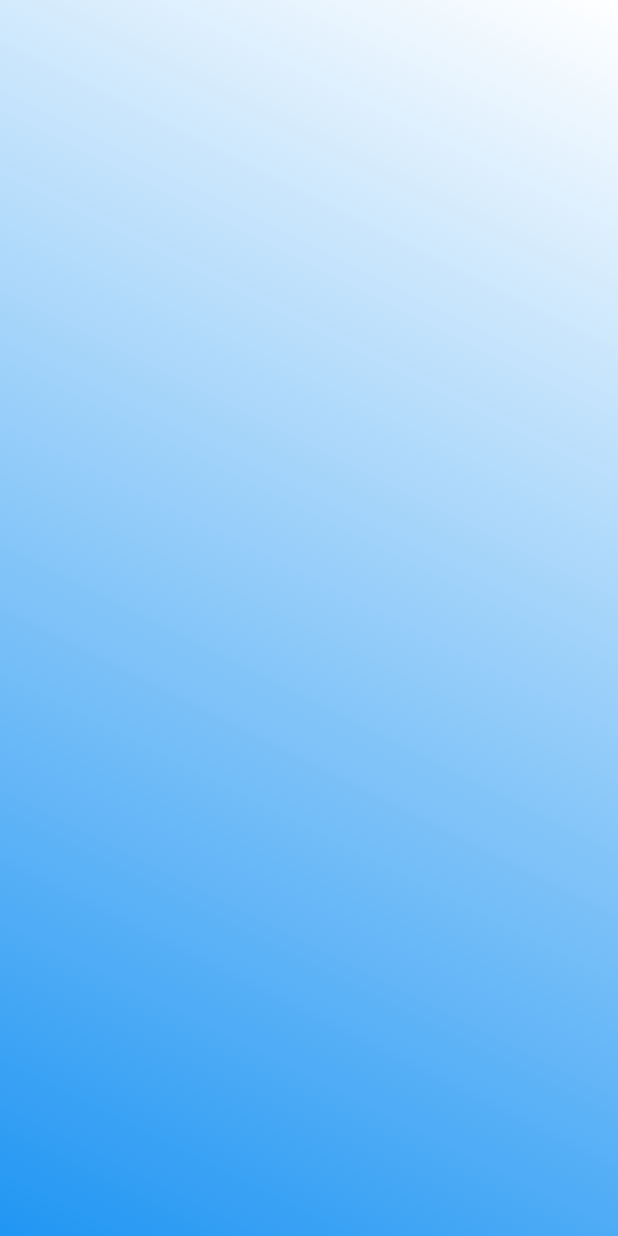
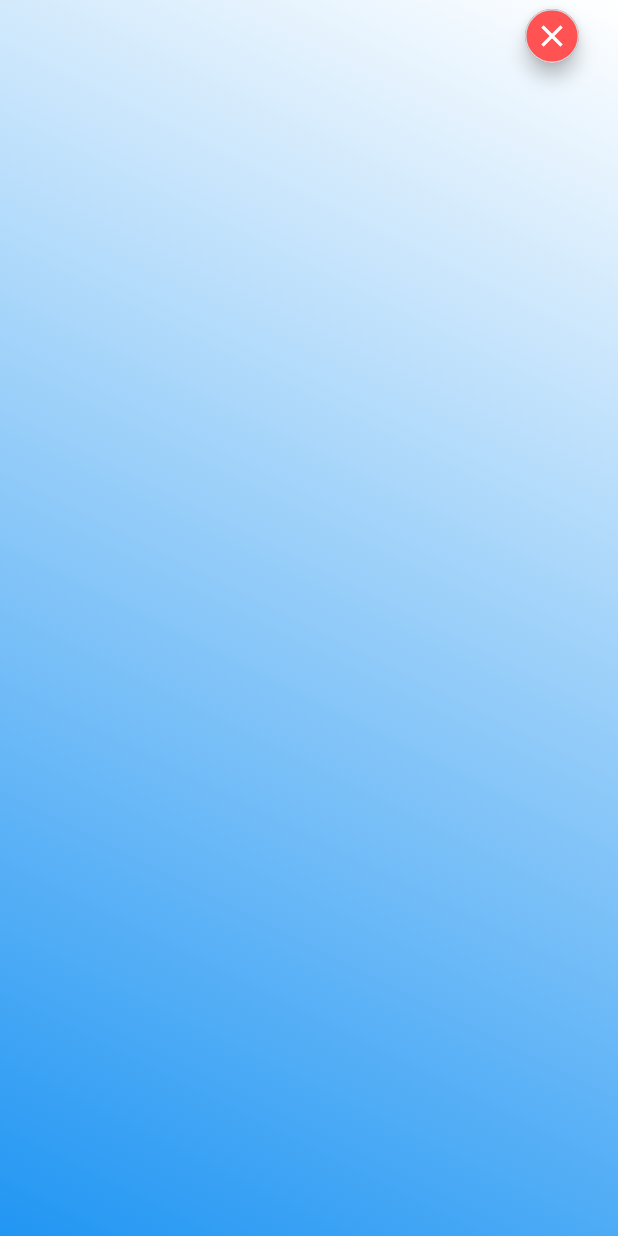
Before and after one commit to Flow2dot0/flutter_lite_chat_firebase, a Flutter app: the ChatScreen screen opened by its route, on a phone screen of 412 x 824 dp. Run offline on Flutter 3.47's test engine with Material 2 defaults, Android fonts, the phone set to English and light mode, and no system bars; our stand-ins replace animated_text_kit, cloud_firestore, firebase_auth, google_fonts, modal_progress_hud; accounts and stored records are empty.

Commit message:
feat : circular progress indicator, logout func, round button

```diff
--- a/lib/screens/chat_screen.dart
+++ b/lib/screens/chat_screen.dart
@@ -1,6 +1,7 @@
 import 'package:firebase_auth/firebase_auth.dart';
 import 'package:flutter/material.dart';
 import 'package:flutter_lite_chat_firebase/services/my_firebase.dart';
+import 'package:flutter_lite_chat_firebase/widgets/round_button.dart';
 
 class ChatScreen extends StatefulWidget {
   static const String routeName = '/chat';
@@ -19,6 +20,7 @@ class _ChatScreenState extends State<ChatScreen> {
     isConnected();
   }
 
+  // exit this route if not connected
   void isConnected() async {
     _auth.initAuth();
     user =
@@ -30,10 +32,28 @@ class _ChatScreenState extends State<ChatScreen> {
     return Scaffold(
       body: Container(
         decoration: BoxDecoration(
-            gradient: LinearGradient(
-                begin: Alignment.topRight,
-                end: Alignment.bottomLeft,
-                colors: [Colors.white, Colors.blue])),
+          gradient: LinearGradient(
+            begin: Alignment.topRight,
+            end: Alignment.bottomLeft,
+            colors: [Colors.white, Colors.blue],
+          ),
+        ),
+        child: SafeArea(
+          child: Column(
+            crossAxisAlignment: CrossAxisAlignment.stretch,
+            children: <Widget>[
+              Align(
+                alignment: Alignment.topRight,
+                child: RoundButton(
+                  onPressed: () {
+                    _auth.logOut();
+                    Navigator.pop(context);
+                  },
+                ),
+              )
+            ],
+          ),
+        ),
       ),
     );
   }
--- a/lib/services/my_firebase.dart
+++ b/lib/services/my_firebase.dart
@@ -20,12 +20,16 @@ class MyFirebase {
     return user;
   }
 
-  Future<FirebaseUser> signIn(
+  Future<FirebaseUser> logIn(
       {@required String email, @required String password}) async {
     final FirebaseUser user = (await _auth.signInWithEmailAndPassword(
             email: email, password: password))
         .user;
     return user;
+  }
+
+  void logOut() {
+    _auth.signOut();
   }
 
   Future<FirebaseUser> getCurrentUser() async {
--- /dev/null
+++ b/lib/widgets/round_button.dart
@@ -0,0 +1,21 @@
+import 'package:flutter/material.dart';
+
+class RoundButton extends StatelessWidget {
+  final Function onPressed;
+
+  const RoundButton({Key key, this.onPressed}) : super(key: key);
+
+  @override
+  Widget build(BuildContext context) {
+    return RawMaterialButton(
+      onPressed: onPressed,
+      elevation: 5.0,
+      fillColor: Colors.redAccent,
+      child: Icon(
+        Icons.close,
+        color: Colors.white,
+      ),
+      shape: CircleBorder(side: BorderSide(color: Colors.blueGrey.shade100)),
+    );
+  }
+}
--- a/pubspec.yaml
+++ b/pubspec.yaml
@@ -28,6 +28,7 @@ dependencies:
   firebase_core: ^0.4.3+3
   firebase_auth: ^0.15.4
   cloud_firestore: ^0.13.0+1
+  modal_progress_hud: ^0.1.3
 
 dev_dependencies:
   flutter_test:
```
Also changed, not shown: lib/screens/login_screen.dart (+20 -15 lines), pubspec.lock.
